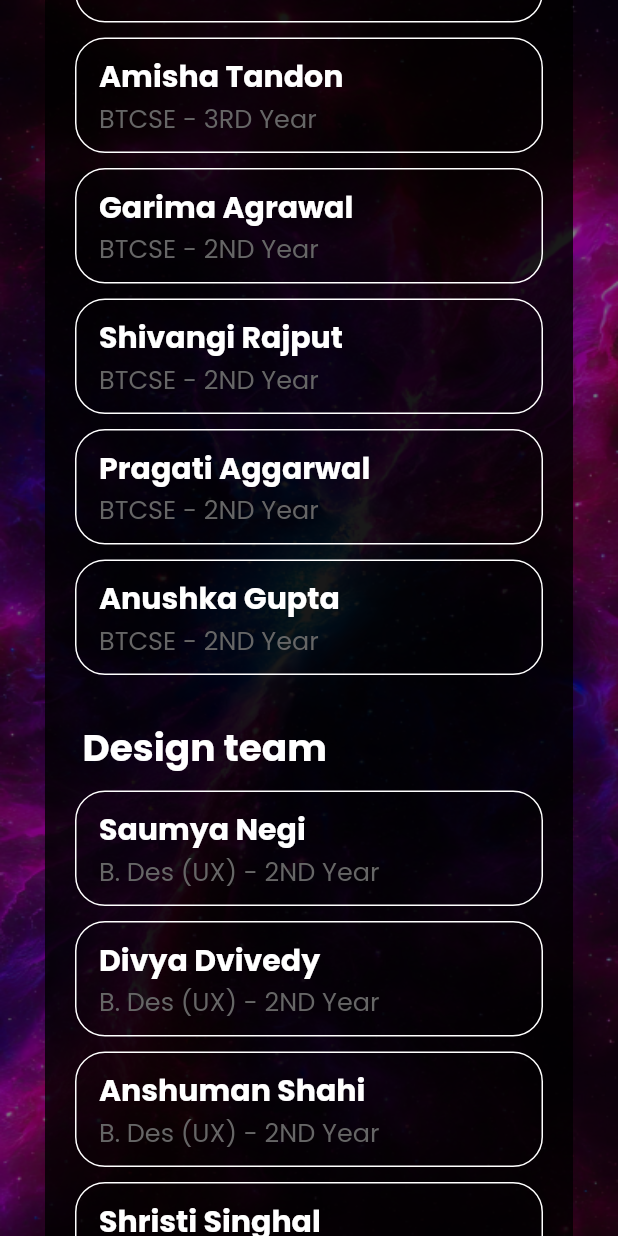
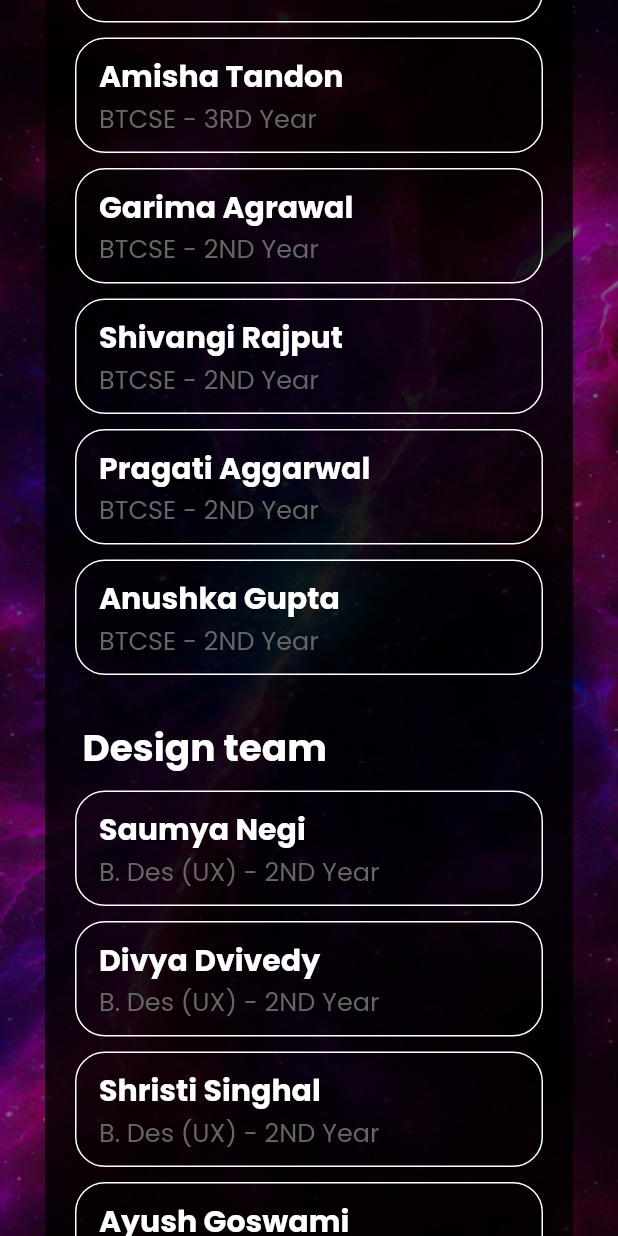
Before and after one commit to Youthopia-dit/Youthopia-App, a Flutter app: the AboutUsScreen screen opened directly, scrolled down 576 dp, on a phone screen of 412 x 824 dp. Run offline on Flutter 3.47's test engine with Material 2 defaults, Android fonts, the phone set to English and light mode, and no system bars; our stand-ins replace awesome_snackbar_content, cached_network_image, carousel_slider, email_validator, firebase_core, firebase_storage and 6 more; missing offline and left inert: dart:ffi, flutter_glow; accounts and stored records are empty; network calls fail.

Commit message:
Final changes

```diff
--- a/lib/Screens/about_us_screen.dart
+++ b/lib/Screens/about_us_screen.dart
@@ -92,17 +92,7 @@ class AboutUsScreen extends StatelessWidget {
                   year: '2ND',
                 ),
                 AboutContainer(
-                  name: 'Anshuman Shahi',
-                  branch: 'B. Des (UX)',
-                  year: '2ND',
-                ),
-                AboutContainer(
                   name: 'Shristi Singhal',
-                  branch: 'B. Des (UX)',
-                  year: '2ND',
-                ),
-                AboutContainer(
-                  name: 'Mehvish Wani',
                   branch: 'B. Des (UX)',
                   year: '2ND',
                 ),
--- a/pubspec.yaml
+++ b/pubspec.yaml
@@ -16,7 +16,7 @@ publish_to: 'none' # Remove this line if you wish to publish to pub.dev
 # https://developer.apple.com/library/archive/documentation/General/Reference/InfoPlistKeyReference/Articles/CoreFoundationKeys.html
 # In Windows, build-name is used as the major, minor, and patch parts
 # of the product and file versions while build-number is used as the build suffix.
-version: 1.0.0+1
+version: 1.1.0+2
 
 environment:
   sdk: '>=3.1.0 <4.0.0'
```
Also changed, not shown: Assets/icon/icon.png, 6 other files.
